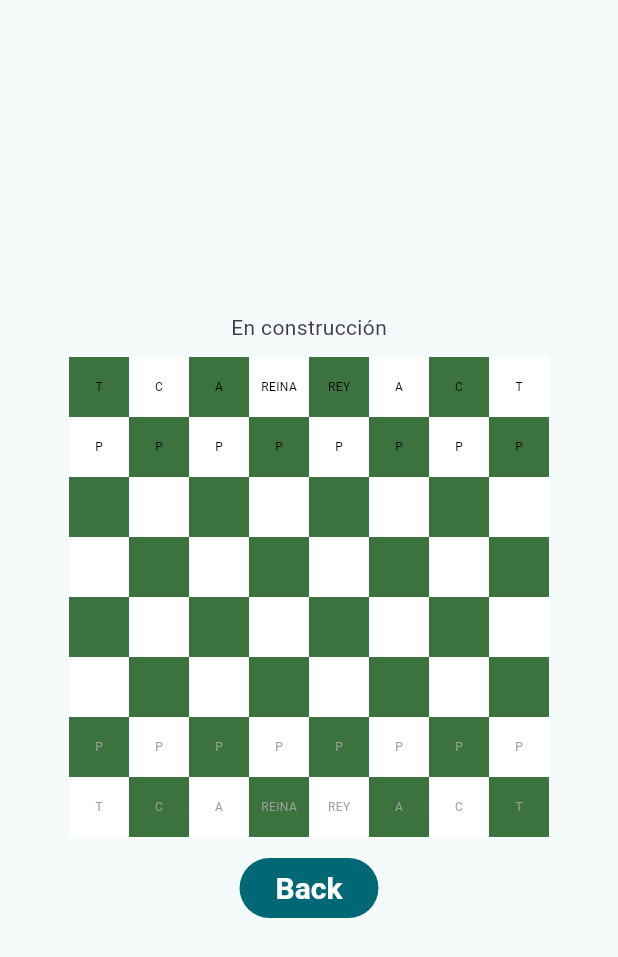
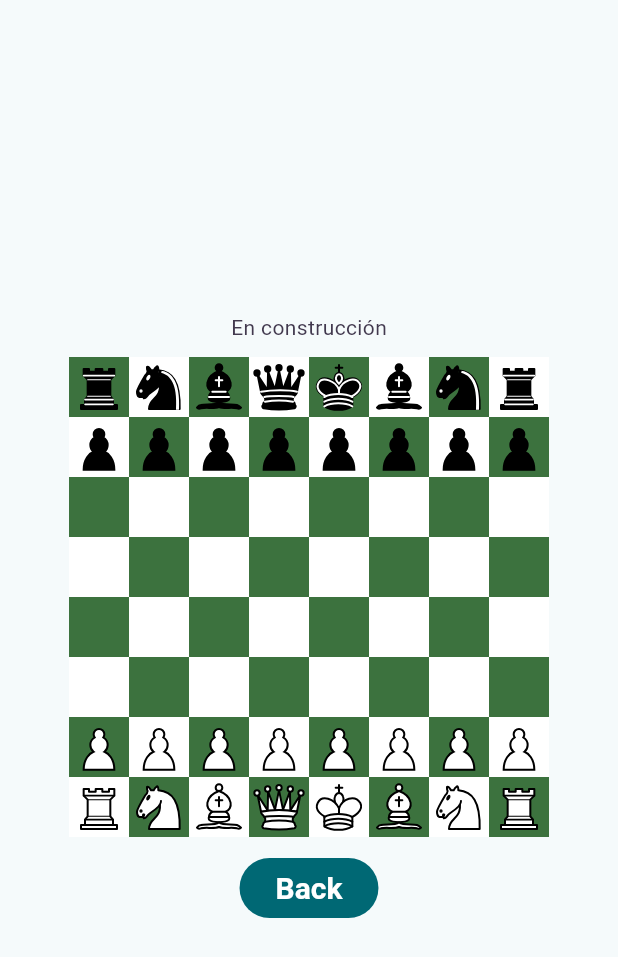
Before and after one commit to UNIZAR-30226-2024-10/front-end-app, a Flutter app: the ChessPlaySessionScreen screen opened by its route, on a phone screen of 412 x 824 dp. Shown: the top 957 px of the screen. Run offline on Flutter 3.47's test engine with Material 3 defaults, Android fonts, the phone set to English and light mode, and no system bars; our stand-ins replace audioplayers, flutter_svg, go_router, shared_preferences; accounts and stored records are empty.

Commit message:
Añadidas imagenes de tablero

```diff
--- a/lib/play_session/pieza_ajedrez_widget.dart
+++ b/lib/play_session/pieza_ajedrez_widget.dart
@@ -3,6 +3,9 @@
 
 import 'package:flutter/material.dart';
 import 'package:basic/assets/constantes/constantes.dart';
+import 'package:flutter_svg/flutter_svg.dart';
+
+
 
 class PiezaAjedrez extends StatelessWidget {
   final TipoPieza tipo;
@@ -16,34 +19,46 @@ class PiezaAjedrez extends StatelessWidget {
 
   @override
   Widget build(BuildContext context) {
+    String assetPath = getAssetPath(tipo, color); // Función para obtener la ruta del archivo SVG
     return Container(
       child: Center(
-        child: Text(
-          getPiezanombre(tipo), // Función para convertir tipo a nombre
-          style: TextStyle(fontSize: 8, color: color),
+        child: SvgPicture.asset(
+          assetPath,
+          width: 40, // Ajusta el tamaño según sea necesario
+          height: 40,
         ),
       ),
     );
   }
 
-  String getPiezanombre(TipoPieza tipo) {
+  String getAssetPath(TipoPieza tipo, Color color) {
     switch (tipo) {
       case TipoPieza.PEON:
-        return "P";
+        return color == Colors.black
+            ? 'lib/assets/images/pawn-b.svg' // Ruta del archivo SVG del peón
+            : 'lib/assets/images/pawn-w.svg'; // Ruta del archivo SVG del peón
       case TipoPieza.TORRE:
-        return "T";
+        return color == Colors.black
+            ? 'lib/assets/images/rook-b.svg' // Ruta del archivo SVG de la torre
+            : 'lib/assets/images/rook-w.svg'; // Ruta del archivo SVG de la torre
       case TipoPieza.ALFIL:
-        return "A";
+        return color == Colors.black
+            ? 'lib/assets/images/bishop-b.svg' // Ruta del archivo SVG del alfil
+            : 'lib/assets/images/bishop-w.svg'; // Ruta del archivo SVG del alfil
       case TipoPieza.CABALLO:
-        return "C";
-      case TipoPieza.DAMA:
-        return "D";
+        return color == Colors.black
+            ? 'lib/assets/images/knight-b.svg' // Ruta del archivo SVG del caballo
+            : 'lib/assets/images/knight-w.svg'; // Ruta del archivo SVG del caballo
       case TipoPieza.REY:
-        return "REY";
+        return color == Colors.black
+            ? 'lib/assets/images/king-b.svg' // Ruta del archivo SVG del rey
+            : 'lib/assets/images/king-w.svg'; // Ruta del archivo SVG del rey
       case TipoPieza.REINA:
-        return "REINA";
+        return color == Colors.black
+            ? 'lib/assets/images/queen-b.svg' // Ruta del archivo SVG de la reina
+            : 'lib/assets/images/queen-w.svg'; // Ruta del archivo SVG de la reina
       default:
-        return "";
+        return ''; // Devuelve una cadena vacía si el tipo de pieza es desconocido
     }
   }
 }
--- a/lib/play_session/tablero_widget.dart
+++ b/lib/play_session/tablero_widget.dart
@@ -61,27 +61,8 @@ class TableroWidget extends StatelessWidget {
     }
   }
 
-  inicializarTablero() async {
-    print('Comenzando partida...\n');
-    print('Conectando a servidor...\n');
-    final response = await http.get(Uri.parse("http://localhost:3002/play/start_game"));
-    print('Conexión establecida...\n');
-    if (response.statusCode == 200) {
-      print(response.body);
-      //var tablero = response.body;
-      /*for (int i = 0; i < 64; i++) {
-        posicionPiezaMap[i] = tipoPiezaMap[tablero[i]];
-      }
-      */
-    }
-    else {
-      throw Exception('Failed to load tablero');
-    }
-  }
-
   @override
   Widget build(BuildContext context) {
-    inicializarTablero();
     return Container(
       width: 320,
       height: 320,
```
Also changed, not shown: pubspec.yaml (+13 -1 lines), lib/assets/images/Empty.png (added), lib/assets/images/bishop-b.svg (added), lib/assets/images/bishop-w.svg (added), lib/assets/images/king-b.svg (added), lib/assets/images/king-w.svg (added), lib/assets/images/knight-b.svg (added), lib/assets/images/knight-w.svg (added), lib/assets/images/pawn-b.svg (added), lib/assets/images/pawn-w.svg (added), lib/assets/images/queen-b.svg (added), lib/assets/images/queen-w.svg (added), lib/assets/images/rook-b.svg (added), lib/assets/images/rook-w.svg (added), 2 more files, 1 other file.
